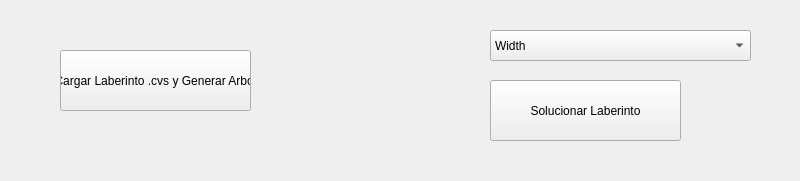
Qt form UI/UIQtDesigner/MainWindow.ui (ccpabonu/MazeSolver) before a commit.
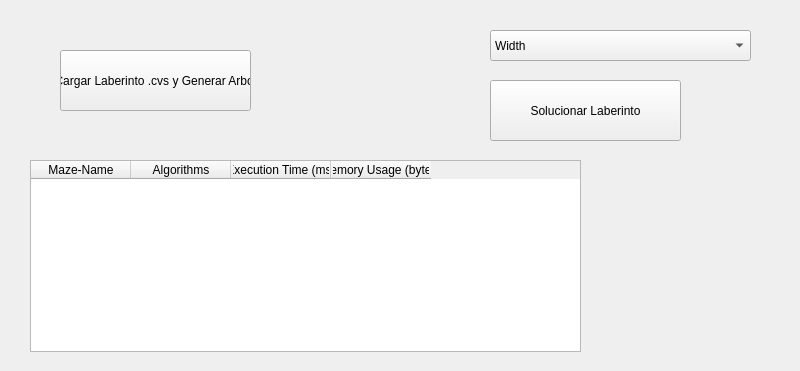
The same form after that commit.

```diff
--- a/UI/UIQtDesigner/MainWindow.ui
+++ b/UI/UIQtDesigner/MainWindow.ui
@@ -7,7 +7,7 @@
     <x>0</x>
     <y>0</y>
     <width>800</width>
-    <height>181</height>
+    <height>371</height>
    </rect>
   </property>
   <property name="windowTitle">
@@ -80,6 +80,48 @@
      <string>Solucionar Laberinto</string>
     </property>
    </widget>
+   <widget class="QTableWidget" name="tableWidget">
+    <property name="geometry">
+     <rect>
+      <x>30</x>
+      <y>160</y>
+      <width>551</width>
+      <height>192</height>
+     </rect>
+    </property>
+    <attribute name="verticalHeaderCascadingSectionResizes">
+     <bool>true</bool>
+    </attribute>
+    <attribute name="verticalHeaderHighlightSections">
+     <bool>true</bool>
+    </attribute>
+    <attribute name="verticalHeaderShowSortIndicator" stdset="0">
+     <bool>false</bool>
+    </attribute>
+    <attribute name="verticalHeaderStretchLastSection">
+     <bool>false</bool>
+    </attribute>
+    <column>
+     <property name="text">
+      <string>Maze-Name</string>
+     </property>
+    </column>
+    <column>
+     <property name="text">
+      <string>Algorithms</string>
+     </property>
+    </column>
+    <column>
+     <property name="text">
+      <string>Execution Time (ms)</string>
+     </property>
+    </column>
+    <column>
+     <property name="text">
+      <string>Memory Usage (bytes)</string>
+     </property>
+    </column>
+   </widget>
   </widget>
  </widget>
  <resources/>
```
